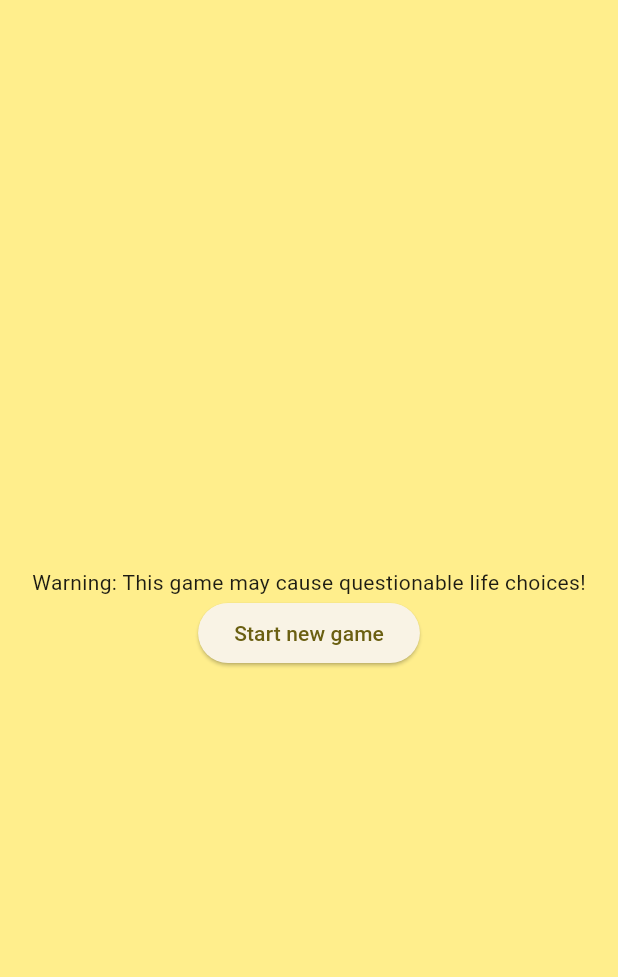
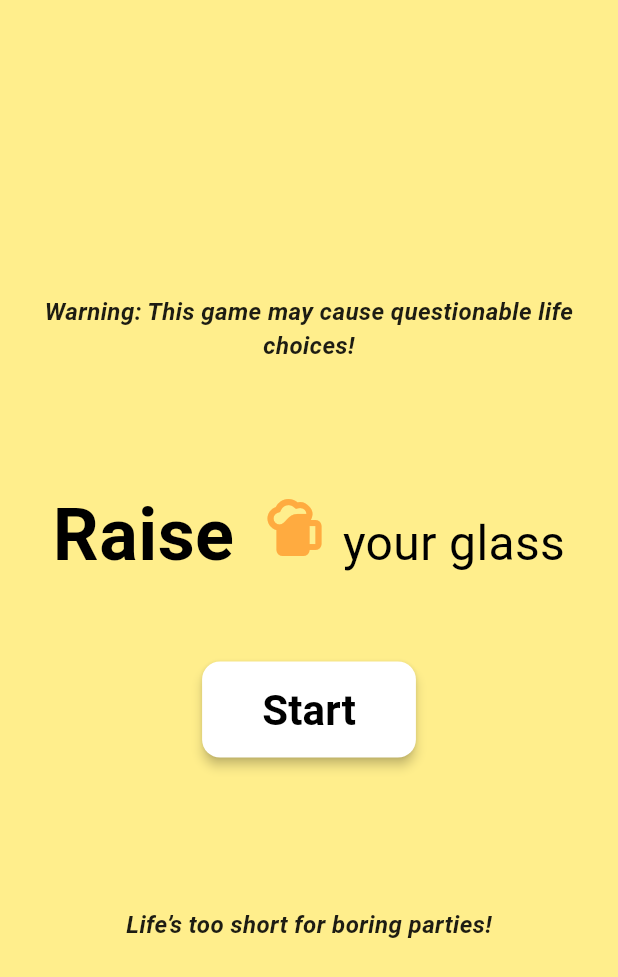
Before and after one commit to KaiBraun/real_world_interactive_system, a Flutter app: the screen it shows after launch, on a phone screen of 412 x 824 dp. Shown: the top 977 px of the screen. Run offline on Flutter 3.47's test engine with Material 3 defaults, Android fonts, the light colour scheme and no system bars; our stand-ins replace auto_size_text.

Commit message:
viewpage update

```diff
--- a/party_app/lib/ui/welcome_view.dart
+++ b/party_app/lib/ui/welcome_view.dart
@@ -1,5 +1,4 @@
 import 'package:flutter/material.dart';
-
 import '../shared/constants.dart';
 import '../shared/utils.dart';
 import 'add_players_view.dart';
@@ -9,23 +8,107 @@ class WelcomeView extends StatelessWidget {
   Widget build(BuildContext context) {
     return Scaffold(
       body: Container(
-      color: Constants.primaryColor,
+        color: Constants.primaryColor, // Yellow background
         height: Utils.getHeight(context),
         width: Utils.getWidth(context),
         child: Column(
           mainAxisAlignment: MainAxisAlignment.center,
           children: [
-          Text("Warning: This game may cause questionable life choices!"),
+            // Warning Text at the Top
+            Padding(
+              padding: const EdgeInsets.symmetric(horizontal: 16.0),
+              child: Text(
+                "Warning: This game may cause questionable life choices!",
+                style: TextStyle(
+                  fontSize: 16,
+                  fontStyle: FontStyle.italic,
+                  fontWeight: FontWeight.w600,
+                ),
+                textAlign: TextAlign.center,
+              ),
+            ),
+
+            SizedBox(height: 80),
+
+            // Logo Title and Emoji
+            Text.rich(
+              TextSpan(
+                children: [
+                  TextSpan(
+                    text: "Raise ",
+                    style: TextStyle(
+                      fontSize: 48,
+                      fontWeight: FontWeight.bold,
+                      color: Colors.black,
+                    ),
+                  ),
+                  WidgetSpan(
+                    child: Padding(
+                      padding: const EdgeInsets.only(left: 4.0),
+                      child: Icon(
+                        Icons.sports_bar_rounded,
+                        size: 48,
+                        color: Colors.orangeAccent,
+                      ),
+                    ),
+                  ),
+                  TextSpan(
+                    text: " your glass",
+                    style: TextStyle(
+                      fontSize: 32,
+                      fontWeight: FontWeight.w400,
+                      color: Colors.black,
+                    ),
+                  ),
+                ],
+              ),
+              textAlign: TextAlign.center,
+            ),
+
+            SizedBox(height: 50),
+
+            // Start Button
             ElevatedButton(
-              onPressed: () => {
+              style: ElevatedButton.styleFrom(
+                backgroundColor: Colors.white,
+                shape: RoundedRectangleBorder(
+                  borderRadius: BorderRadius.circular(12),
+                ),
+                padding: EdgeInsets.symmetric(horizontal: 40, vertical: 12),
+                elevation: 3,
+              ),
+              onPressed: () {
                 Navigator.push(
                   context,
                   MaterialPageRoute(
-                            builder: (context) => AddPlayersView())),
+                    builder: (context) => AddPlayersView(),
+                  ),
+                );
               },
-              child: Text("Start new game"))
+              child: Text(
+                "Start",
+                style: TextStyle(
+                  fontSize: 28,
+                  fontWeight: FontWeight.bold,
+                  color: Colors.black,
+                ),
+              ),
+            ),
+
+            SizedBox(height: 100),
+
+            // Footer Text
+            Text(
+              "Life’s too short for boring parties!",
+              style: TextStyle(
+                fontSize: 16,
+                fontWeight: FontWeight.w600,
+                fontStyle: FontStyle.italic,
+              ),
+            ),
           ],
         ),
-    ));
+      ),
+    );
   }
 }
```
Also changed, not shown: 1 other file. Lines whose indentation alone changed are shown as unchanged.
